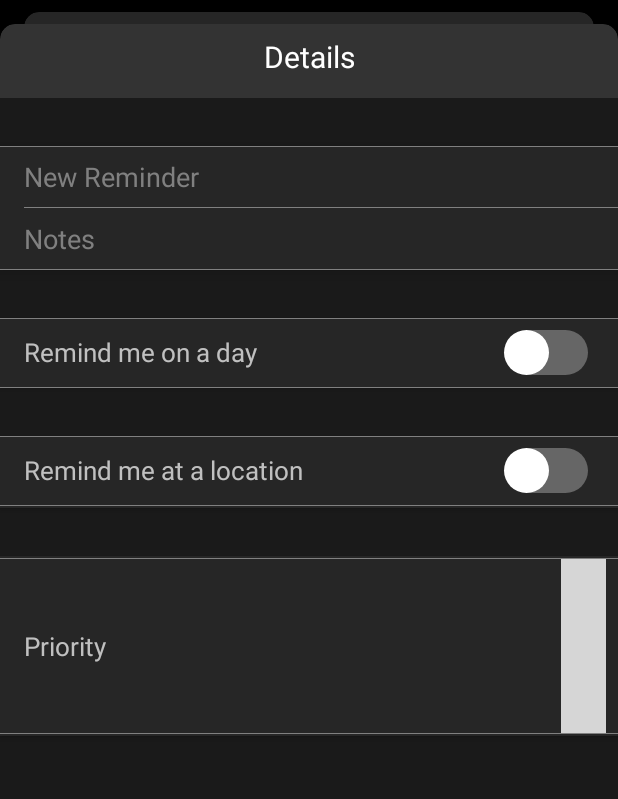
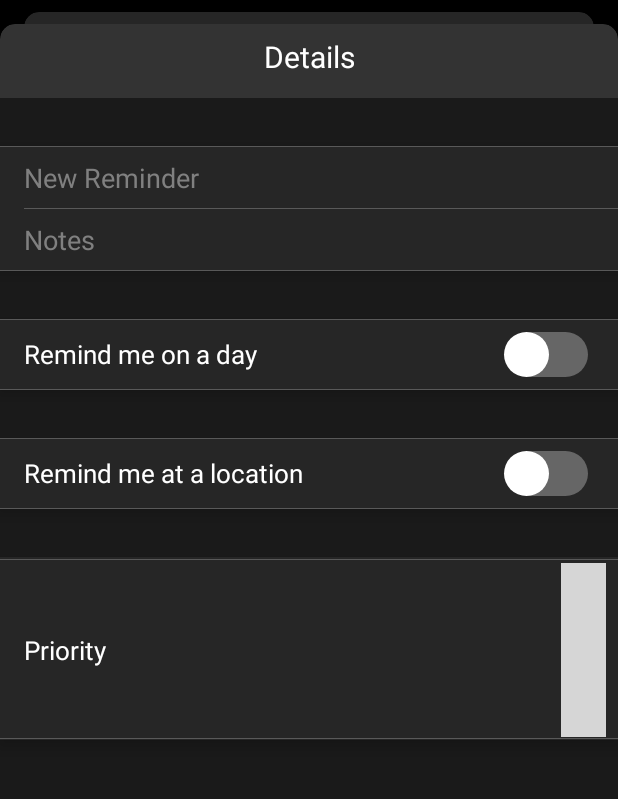
Before and after one commit to mas682/ToDoListApp, an Android app: the DetailsActivity screen opened directly, with no data from a screen before it, on a phone screen of 412 x 824 dp, the part 84-883 px from its top. Run offline under Robolectric (Android 15) with nearby library versions, the phone set to English and light mode, and no system bars; grey boxes are pictures that could not be loaded.

Commit message:
Started creating UI for setting repeating reminders, cleaned up some of the UI on the details page

```diff
--- a/app/src/main/java/com/example/todolistapp/MainActivity.java
+++ b/app/src/main/java/com/example/todolistapp/MainActivity.java
@@ -370,6 +370,9 @@ public class MainActivity extends AppCompatActivity {
     // 2. format the notification
     // 3. deal with frequency field and update notifications(Once, daily, weekly, etc.)
     // 4. look into running these as services or background processes??
+    // 5. set up location notifications
+    // 6. may want to set up different views such as today, this month, etc.
+    // 7. may want to move some things to background processes
 
     // this method will be called if remindAtDate or remindAtTime is true upon return
     // from the details activity
--- a/app/src/main/res/layout/activity_details.xml
+++ b/app/src/main/res/layout/activity_details.xml
@@ -44,7 +44,7 @@
             android:layout_marginEnd="8dp"
             android:text="Details"
             android:textAlignment="center"
-            android:textColor="@color/design_default_color_on_primary"
+            android:textColor="@color/colorWhite"
             android:textSize="20sp"
             app:layout_constraintEnd_toEndOf="@id/detailBoxHeader"
             app:layout_constraintStart_toStartOf="@id/detailBoxHeader"
@@ -87,10 +87,11 @@
                     android:id="@+id/divider2"
                     android:layout_width="match_parent"
                     android:layout_height=".5dp"
-                    android:background="@color/colorPrimary"
+                    android:background="@color/colorDivider"
                     app:layout_constraintEnd_toEndOf="parent"
                     app:layout_constraintStart_toStartOf="parent"
-                    app:layout_constraintTop_toTopOf="parent" />
+                    app:layout_constraintTop_toTopOf="parent"
+                    app:layout_constraintBottom_toTopOf="@id/editText3"/>
 
                 <EditText
                     android:id="@+id/editText3"
@@ -108,7 +109,7 @@
                     android:textColorHint="@color/colorPrimary"
                     app:layout_constraintEnd_toEndOf="parent"
                     app:layout_constraintStart_toStartOf="parent"
-                    app:layout_constraintTop_toTopOf="parent" />
+                    app:layout_constraintTop_toBottomOf="@id/divider2" />
 
                 <View
                     android:id="@+id/divider3"
@@ -116,7 +117,7 @@
                     android:layout_height=".3dp"
                     android:layout_marginStart="16dp"
                     android:layout_marginTop="8dp"
-                    android:background="@color/colorPrimary"
+                    android:background="@color/colorDivider"
                     app:layout_constraintEnd_toEndOf="parent"
                     app:layout_constraintStart_toStartOf="parent"
                     app:layout_constraintTop_toBottomOf="@id/editText3" />
@@ -143,10 +144,11 @@
                     android:layout_width="match_parent"
                     android:layout_height=".5dp"
                     android:layout_marginTop="8dp"
-                    android:background="@color/colorPrimary"
+                    android:background="@color/colorDivider"
                     app:layout_constraintEnd_toEndOf="parent"
                     app:layout_constraintStart_toEndOf="@id/editText4"
-                    app:layout_constraintTop_toBottomOf="@id/editText4" />
+                    app:layout_constraintTop_toBottomOf="@id/editText4"
+                    app:layout_constraintBottom_toBottomOf="parent"/>
             </androidx.constraintlayout.widget.ConstraintLayout>
 
             <androidx.constraintlayout.widget.ConstraintLayout
@@ -155,7 +157,7 @@
                 android:layout_height="wrap_content"
                 android:layout_marginTop="32dp"
                 android:background="@color/colorDarkGray"
-                android:elevation="@dimen/cardview_default_elevation"
+                android:elevation="6dp"
                 app:layout_constraintEnd_toEndOf="@id/detailBoxMain"
                 app:layout_constraintStart_toStartOf="parent"
                 app:layout_constraintTop_toBottomOf="@id/reminderNotesBox">
@@ -164,9 +166,10 @@
                     android:id="@+id/reminderTopDivider"
                     android:layout_width="match_parent"
                     android:layout_height=".5dp"
-                    android:background="@color/colorPrimary"
+                    android:background="@color/colorDivider"
                     app:layout_constraintEnd_toEndOf="parent"
                     app:layout_constraintStart_toStartOf="parent"
+                    app:layout_constraintBottom_toTopOf="@id/daySwitch"
                     app:layout_constraintTop_toTopOf="parent" />
 
                 <androidx.appcompat.widget.SwitchCompat
@@ -177,13 +180,13 @@
                     android:layout_marginTop="8dp"
                     android:layout_marginEnd="16dp"
                     android:text="Remind me on a day"
-                    android:textColor="@color/colorGray"
+                    android:textColor="@color/colorWhite"
                     android:textSize="17sp"
                     android:theme="@style/SwitchCompatStyle"
                     android:thumb="@drawable/switch_circle_button"
                     app:layout_constraintEnd_toEndOf="parent"
                     app:layout_constraintStart_toStartOf="parent"
-                    app:layout_constraintTop_toTopOf="parent"
+                    app:layout_constraintTop_toBottomOf="@id/reminderTopDivider"
                     app:track="@drawable/switch_track" />
 
                 <View
@@ -192,7 +195,7 @@
                     android:layout_height=".5dp"
                     android:layout_marginStart="16dp"
                     android:layout_marginTop="8dp"
-                    android:background="@color/colorPrimary"
+                    android:background="@color/colorDivider"
                     app:layout_constraintEnd_toEndOf="parent"
                     app:layout_constraintStart_toStartOf="parent"
                     app:layout_constraintTop_toBottomOf="@id/daySwitch" />
@@ -232,7 +235,7 @@
                     android:layout_height=".5dp"
                     android:layout_marginStart="16dp"
                     android:layout_marginTop="8dp"
-                    android:background="@color/colorPrimary"
+                    android:background="@color/colorDivider"
                     app:layout_constraintEnd_toEndOf="parent"
                     app:layout_constraintStart_toStartOf="parent"
                     app:layout_constraintTop_toBottomOf="@id/alarmTextView" />
@@ -318,7 +321,7 @@
                     android:layout_height=".5dp"
                     android:layout_marginStart="16dp"
                     android:layout_marginTop="8dp"
-                    android:background="@color/colorPrimary"
+                    android:background="@color/colorDivider"
                     android:visibility="gone"
                     app:layout_constraintEnd_toEndOf="parent"
                     app:layout_constraintStart_toStartOf="parent"
@@ -334,7 +337,7 @@
                     android:layout_marginTop="8dp"
                     android:layout_marginEnd="16dp"
                     android:text="Remind me at a time"
-                    android:textColor="@color/colorGray"
+                    android:textColor="@color/colorWhite"
                     android:textSize="17sp"
                     android:theme="@style/SwitchCompatStyle"
                     android:thumb="@drawable/switch_circle_button"
@@ -350,7 +353,7 @@
                     android:layout_marginStart="16dp"
                     android:visibility="gone"
                     android:layout_marginTop="8dp"
-                    android:background="@color/colorPrimary"
+                    android:background="@color/colorDivider"
                     app:layout_constraintEnd_toEndOf="parent"
                     app:layout_constraintStart_toStartOf="parent"
                     app:layout_constraintTop_toBottomOf="@id/timeSwitch" />
@@ -391,7 +394,7 @@
                     android:layout_marginStart="16dp"
                     android:layout_marginTop="8dp"
                     android:visibility="gone"
-                    android:background="@color/colorPrimary"
+                    android:background="@color/colorDivider"
                     app:layout_constraintEnd_toEndOf="parent"
                     app:layout_constraintStart_toStartOf="parent"
                     app:layout_constraintTop_toBottomOf="@id/timeTextView" />
@@ -477,7 +480,7 @@
                     android:layout_width="match_parent"
                     android:layout_height=".5dp"
                     android:layout_marginTop="8dp"
-                    android:background="@color/colorPrimary"
+                    android:background="@color/colorDivider"
                     app:layout_constraintBottom_toBottomOf="parent"
                     app:layout_constraintEnd_toEndOf="parent"
                     app:layout_constraintTop_toBottomOf="@id/hourPicker"
@@ -491,7 +494,7 @@
                 android:layout_height="wrap_content"
                 android:layout_marginTop="32dp"
                 android:background="@color/colorDarkGray"
-                android:elevation="@dimen/cardview_default_elevation"
+                android:elevation="6dp"
                 app:layout_constraintEnd_toEndOf="parent"
                 app:layout_constraintStart_toStartOf="parent"
                 app:layout_constraintTop_toBottomOf="@id/repeatBox">
@@ -500,7 +503,7 @@
                     android:id="@+id/locationBoxDivTop"
                     android:layout_width="match_parent"
                     android:layout_height=".5dp"
-                    android:background="@color/colorPrimary"
+                    android:background="@color/colorDivider"
                     app:layout_constraintEnd_toEndOf="parent"
                     app:layout_constraintStart_toStartOf="parent"
                     app:layout_constraintTop_toTopOf="parent" />
@@ -513,13 +516,14 @@
                     android:layout_marginTop="8dp"
                     android:layout_marginEnd="16dp"
                     android:text="Remind me at a location"
-                    android:textColor="@color/colorGray"
+                    android:textColor="@color/colorWhite"
                     android:textSize="17sp"
                     android:theme="@style/SwitchCompatStyle"
                     android:thumb="@drawable/switch_circle_button"
                     app:layout_constraintEnd_toEndOf="parent"
                     app:layout_constraintStart_toStartOf="parent"
-                    app:layout_constraintTop_toTopOf="parent"
+                    app:layout_constraintTop_toBottomOf="@id/locationBoxDivTop"
+                    app:layout_constraintBottom_toTopOf="@id/locationBoxDivBottom"
                     app:track="@drawable/switch_track" />
 
                 <View
@@ -527,8 +531,8 @@
                     android:layout_width="match_parent"
                     android:layout_height=".5dp"
                     android:layout_marginTop="8dp"
-                    android:layout_marginBottom="1dp"
-                    android:background="@color/colorPrimary"
+                    android:layout_marginBottom="0dp"
+                    android:background="@color/colorDivider"
                     app:layout_constraintBottom_toBottomOf="@id/locationBox"
                     app:layout_constraintEnd_toEndOf="@id/locationBox"
                     app:layout_constraintStart_toStartOf="@id/locationBox"
@@ -542,7 +546,7 @@
                 android:layout_height="wrap_content"
                 android:layout_marginTop="32dp"
                 android:background="@color/colorDarkGray"
-                android:elevation="@dimen/cardview_default_elevation"
+                android:elevation="6dp"
                 app:layout_constraintEnd_toEndOf="parent"
                 app:layout_constraintStart_toStartOf="parent"
                 app:layout_constraintTop_toBottomOf="@id/locationBox">
@@ -552,7 +556,7 @@
                     android:layout_width="match_parent"
                     android:layout_height=".5dp"
                     android:layout_marginTop="1dp"
-                    android:background="@color/colorPrimary"
+                    android:background="@color/colorDivider"
                     app:layout_constraintEnd_toEndOf="parent"
                     app:layout_constraintStart_toStartOf="parent"
                     app:layout_constraintTop_toTopOf="parent" />
@@ -566,12 +570,12 @@
                     android:layout_marginBottom="2dp"
                     android:text="Priority"
                     android:textAlignment="textStart"
-                    android:textColor="@color/colorGray"
+                    android:textColor="@color/colorWhite"
                     android:textSize="17sp"
                     app:layout_constraintBottom_toBottomOf="parent"
                     app:layout_constraintEnd_toStartOf="@id/priorityActionButton"
                     app:layout_constraintStart_toStartOf="parent"
-                    app:layout_constraintTop_toTopOf="parent" />
+                    app:layout_constraintTop_toBottomOf="@id/priorityBoxDivTop" />
 
                 <ImageButton
                     android:id="@+id/priorityActionButton"
@@ -582,22 +586,24 @@
                     android:layout_marginBottom="2dp"
                     android:backgroundTint="@color/colorDarkGray"
                     android:clickable="true"
+                    android:onClick="setFrequency"
                     app:backgroundTint="@color/colorDarkGray"
                     app:layout_constraintBottom_toBottomOf="parent"
                     app:layout_constraintEnd_toEndOf="parent"
                     app:layout_constraintStart_toEndOf="@id/priorityTextView"
-                    app:layout_constraintTop_toTopOf="parent"
+                    app:layout_constraintTop_toBottomOf="@id/priorityBoxDivTop"
                     app:srcCompat="@drawable/baseline_keyboard_arrow_right_24" />
 
                 <View
                     android:id="@+id/priorityBoxDivBottom"
                     android:layout_width="match_parent"
                     android:layout_height=".5dp"
-                    android:layout_marginBottom="2dp"
-                    android:background="@color/colorPrimary"
+                    android:layout_marginBottom="0dp"
+                    android:background="@color/colorDivider"
                     app:layout_constraintEnd_toEndOf="parent"
                     app:layout_constraintStart_toStartOf="parent"
-                    app:layout_constraintTop_toBottomOf="@id/priorityActionButton" />
+                    app:layout_constraintTop_toBottomOf="@id/priorityActionButton"
+                    app:layout_constraintBottom_toBottomOf="@id/priorityBox"/>
 
             </androidx.constraintlayout.widget.ConstraintLayout>
         </androidx.constraintlayout.widget.ConstraintLayout>
--- a/app/src/main/res/values/colors.xml
+++ b/app/src/main/res/values/colors.xml
@@ -1,6 +1,7 @@
 <?xml version="1.0" encoding="utf-8"?>
 <resources>
     <color name="colorPrimary">#808080</color>
+    <color name="colorDivider">#595959</color>
     <color name="colorPrimaryDark">#000000</color>
     <color name="colorAccent">#0078FF</color>
     <color name="colorGray">#C0C0C0</color>
```
Also changed, not shown: app/src/main/AndroidManifest.xml (+5 -2 lines), app/src/main/java/com/example/todolistapp/DetailsActivity.java (+17 -0 lines), app/src/main/java/com/example/todolistapp/FrequencyActivity.java (added, +14 -0 lines), app/src/main/res/layout/activity_frequency.xml (added, +331 -0 lines).
